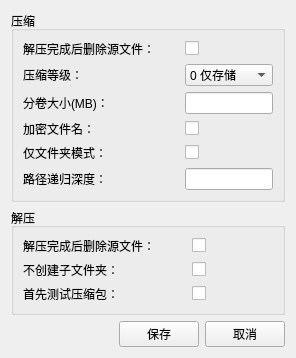
The window that src/ui/PageFor7zConfig.ui (TyroneVeblen/ParWith7z) describes before a commit, drawn with Qt 5.
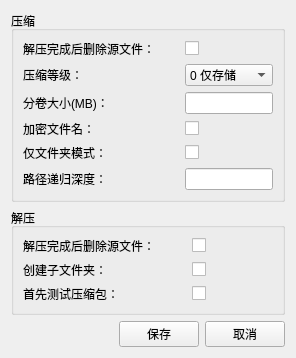
The same window after the commit.

```diff
--- a/src/ui/PageFor7zConfig.ui
+++ b/src/ui/PageFor7zConfig.ui
@@ -146,7 +146,7 @@
       <item row="1" column="0">
        <widget class="QLabel" name="label_6">
         <property name="text">
-         <string>不创建子文件夹：</string>
+         <string>创建子文件夹：</string>
         </property>
        </widget>
       </item>
```
Left out of the diff: 2 changed lines with no effect on the pictures.
